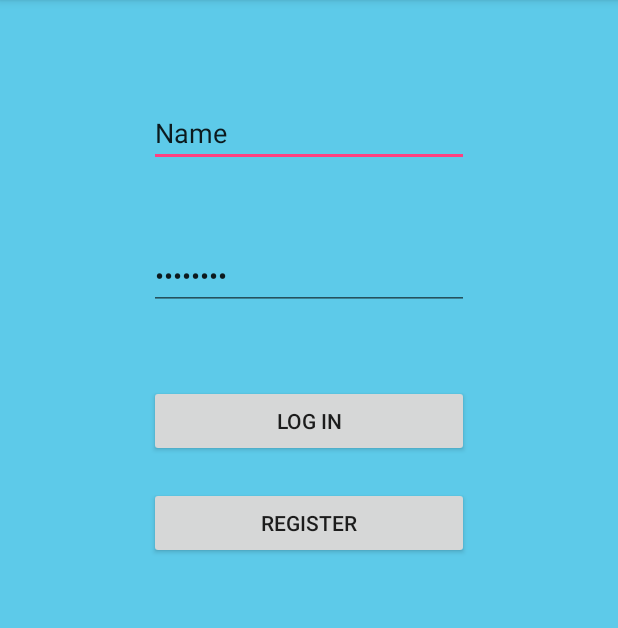
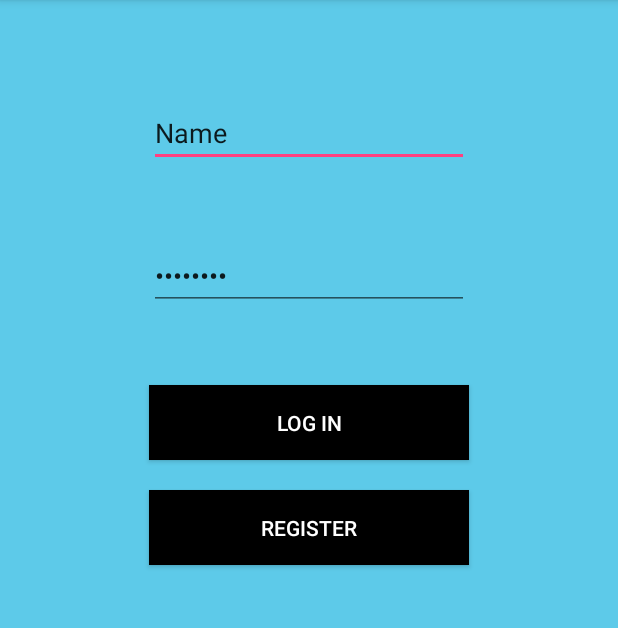
Before and after one commit to Requinard/super-duper-waffle, an Android app: the screen it shows after launch (login), on a phone screen of 412 x 824 dp, the part 84-712 px from its top. Run offline under Robolectric (Android 15) with nearby library versions, the phone set to English and light mode, and no system bars.

Commit message:
Implement GUI

```diff
--- a/app/src/main/res/layout/activity_login.xml
+++ b/app/src/main/res/layout/activity_login.xml
@@ -33,21 +33,25 @@
         android:layout_marginTop="50dp" />
 
     <Button
-        android:layout_width="wrap_content"
-        android:layout_height="wrap_content"
+        android:layout_width="200dp"
+        android:layout_height="50dp"
         android:text="Log in"
         android:id="@+id/btnLogin"
         android:layout_marginTop="50dp"
+        android:background="@color/colorBlack"
+        android:textColor="@color/colorWhite"
         android:layout_below="@+id/tbPassword"
         android:layout_alignStart="@+id/tbPassword"
         android:layout_alignEnd="@+id/tbPassword" />
 
     <Button
-        android:layout_width="wrap_content"
-        android:layout_height="wrap_content"
+        android:layout_width="200dp"
+        android:layout_height="50dp"
         android:text="Register"
         android:id="@+id/btnRegister"
         android:layout_marginTop="20dp"
+        android:background="@color/colorBlack"
+        android:textColor="@color/colorWhite"
         android:layout_below="@+id/btnLogin"
         android:layout_alignStart="@+id/btnLogin"
         android:layout_alignEnd="@+id/btnLogin" />
--- a/app/src/main/res/values/colors.xml
+++ b/app/src/main/res/values/colors.xml
@@ -5,4 +5,5 @@
     <color name="colorAccent">#FF4081</color>
     <color name="colorBlue">#5dcae9</color>
     <color name="colorBlack">#000000</color>
+    <color name="colorWhite">#ffffff</color>
 </resources>
```
Also changed, not shown: app/src/main/res/layout/activity_register.xml (added, +35 -0 lines).
